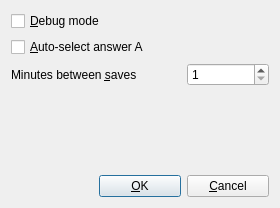
sobjornstad/clicker-quiz-manager, file designer/prefs.ui: the form before one commit.
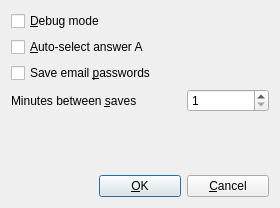
The form after the commit.

Commit message: allow disabling password save and clearing saved PWs

Diff of the .ui file:
```diff
--- a/designer/prefs.ui
+++ b/designer/prefs.ui
@@ -34,7 +34,7 @@
      </property>
     </widget>
    </item>
-   <item row="2" column="2">
+   <item row="3" column="2">
     <widget class="QSpinBox" name="saveInterval">
      <property name="toolTip">
       <string>When making a change, if this many minutes have elapsed since the last save,
@@ -56,7 +56,7 @@
      </property>
     </widget>
    </item>
-   <item row="2" column="0" colspan="2">
+   <item row="3" column="0" colspan="2">
     <widget class="QLabel" name="label">
      <property name="text">
       <string>Minutes between &amp;saves</string>
@@ -66,7 +66,7 @@
      </property>
     </widget>
    </item>
-   <item row="3" column="1">
+   <item row="4" column="1">
     <spacer name="verticalSpacer">
      <property name="orientation">
       <enum>Qt::Vertical</enum>
@@ -89,6 +89,17 @@
      </property>
     </widget>
    </item>
+   <item row="2" column="0" colspan="2">
+    <widget class="QCheckBox" name="savePasswords">
+     <property name="toolTip">
+      <string>Save entered SMTP server passwords in the database.
+Passwords are stored in plaintext but are not viewable except by directly accessing the database.</string>
+     </property>
+     <property name="text">
+      <string>Save email &amp;passwords</string>
+     </property>
+    </widget>
+   </item>
   </layout>
  </widget>
  <resources/>
```
Left out of the diff: 30 changed lines with no effect on the pictures. The commit also changes 6 other files.
